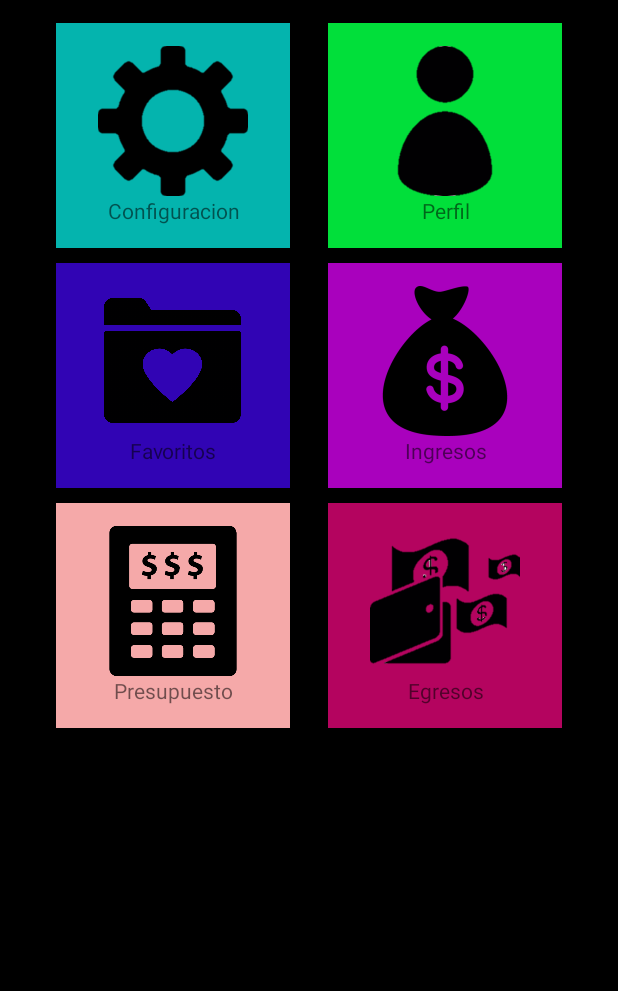
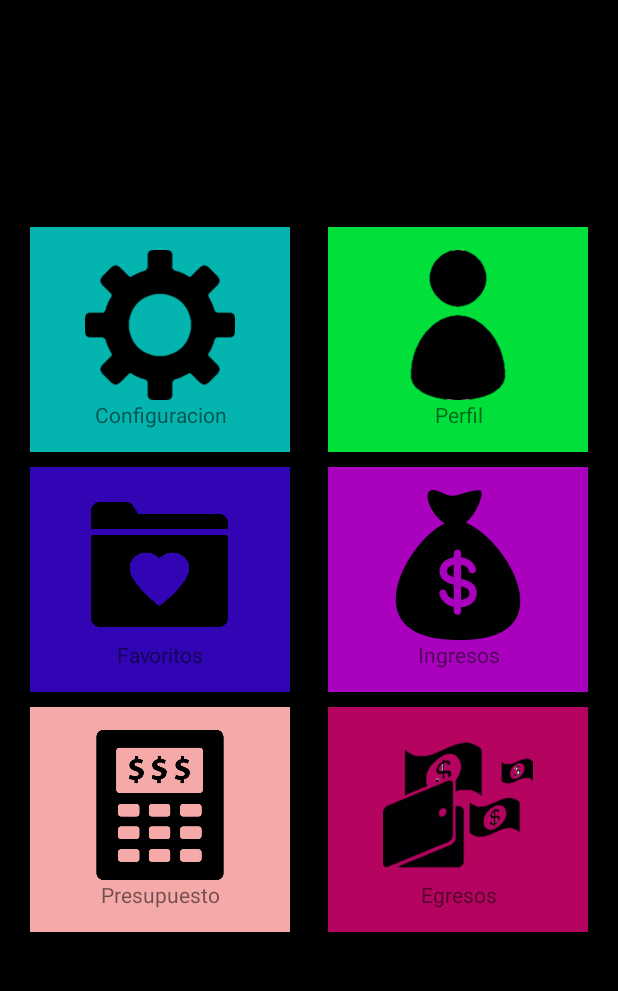
Before and after one commit to MarleneBarahona/AppLife, an Android app: the screen it shows after launch (MainActivity), on a phone screen of 412 x 824 dp, the part 84-1075 px from its top. Run offline under Robolectric (Android 15) with nearby library versions, the phone set to English and light mode, and no system bars.

Commit message:
Vertical con pesos

```diff
--- a/app/src/main/res/layout-land/activity_main.xml
+++ b/app/src/main/res/layout-land/activity_main.xml
@@ -2,8 +2,9 @@
 <GridLayout xmlns:android="http://schemas.android.com/apk/res/android"
     xmlns:app="http://schemas.android.com/apk/res-auto"
     xmlns:tools="http://schemas.android.com/tools"
-    android:layout_width="fill_parent"
-    android:layout_height="fill_parent"
+    android:layout_width="wrap_content"
+    android:layout_height="wrap_content"
+    android:layout_gravity="center"
     android:background="#000000"
     android:columnCount="7"
     android:rowCount="5"
--- a/app/src/main/res/layout/activity_main.xml
+++ b/app/src/main/res/layout/activity_main.xml
@@ -5,7 +5,8 @@
     android:layout_width="match_parent"
     android:layout_height="match_parent"
     android:background="#000000"
-    tools:context="com.example.yanirayanes.taller2.MainActivity">
+    tools:context="com.example.yanirayanes.taller2.MainActivity"
+    android:gravity="center">
 
     <TableRow
         android:layout_marginTop="15dp"
@@ -15,13 +16,14 @@
         <LinearLayout
             android:background="#04B4AE"
             android:padding="15dp"
-            android:layout_width="wrap_content"
+            android:layout_width="0dp"
             android:layout_height="wrap_content"
+            android:layout_weight="1"
             android:orientation="vertical"
             >
             <ImageView
                 android:id="@+id/imgconfiguracion"
-                android:layout_width="125dp"
+                android:layout_width="wrap_content"
                 android:layout_height="100dp"
                 android:src="@drawable/conf"/>
             <TextView
@@ -38,12 +40,13 @@
         <LinearLayout
             android:background="#01DF3A"
             android:padding="15dp"
-            android:layout_width="wrap_content"
+            android:layout_width="0dp"
             android:layout_height="wrap_content"
+            android:layout_weight="1"
             android:orientation="vertical">
             <ImageView
                 android:id="@+id/imgperfil"
-                android:layout_width="125dp"
+                android:layout_width="wrap_content"
                 android:layout_height="100dp"
                 android:src="@drawable/perf"/>
             <TextView
@@ -63,15 +66,16 @@
         android:gravity="center">
 
         <LinearLayout
-            android:layout_width="wrap_content"
+            android:layout_width="0dp"
             android:layout_height="wrap_content"
+            android:layout_weight="1"
             android:background="#3104B4"
             android:orientation="vertical"
             android:padding="15dp">
 
             <ImageView
                 android:id="@+id/imgfav"
-                android:layout_width="125dp"
+                android:layout_width="wrap_content"
                 android:layout_height="100dp"
                 android:src="@drawable/fav" />
 
@@ -88,15 +92,16 @@
             android:layout_height="match_parent" />
 
         <LinearLayout
-            android:layout_width="wrap_content"
+            android:layout_width="0dp"
             android:layout_height="wrap_content"
+            android:layout_weight="1"
             android:background="#A901BD"
             android:orientation="vertical"
             android:padding="15dp">
 
             <ImageView
                 android:id="@+id/imgingresos"
-                android:layout_width="125dp"
+                android:layout_width="wrap_content"
                 android:layout_height="100dp"
                 android:src="@drawable/ing" />
 
@@ -118,13 +123,14 @@
         <LinearLayout
             android:background="#F5A9A9"
             android:padding="15dp"
-            android:layout_width="wrap_content"
+            android:layout_width="0dp"
+            android:layout_weight="1"
             android:layout_height="wrap_content"
             android:orientation="vertical"
             >
             <ImageView
                 android:id="@+id/imgprsupuesto"
-                android:layout_width="125dp"
+                android:layout_width="wrap_content"
                 android:layout_height="100dp"
                 android:src="@drawable/pres"/>
             <TextView
@@ -141,12 +147,13 @@
         <LinearLayout
             android:background="#B4045F"
             android:padding="15dp"
-            android:layout_width="wrap_content"
+            android:layout_width="0dp"
+            android:layout_weight="1"
             android:layout_height="wrap_content"
             android:orientation="vertical">
             <ImageView
                 android:id="@+id/imgegresos"
-                android:layout_width="125dp"
+                android:layout_width="wrap_content"
                 android:layout_height="100dp"
                 android:src="@drawable/egr"/>
             <TextView
```
